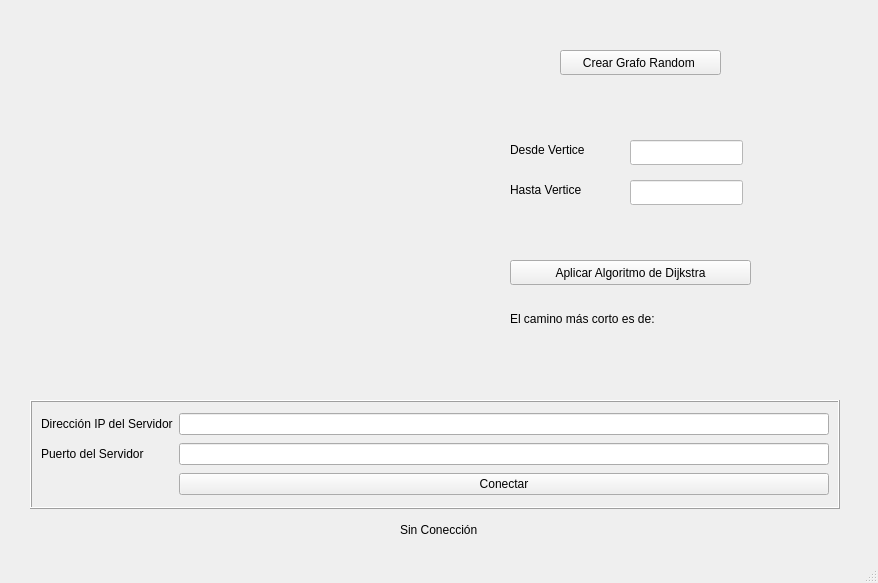
Guillen00/Algoritmo-y-Estructura-de-Datos-2, file ClienteServidor-master/mainwindow.ui: the form before one commit.
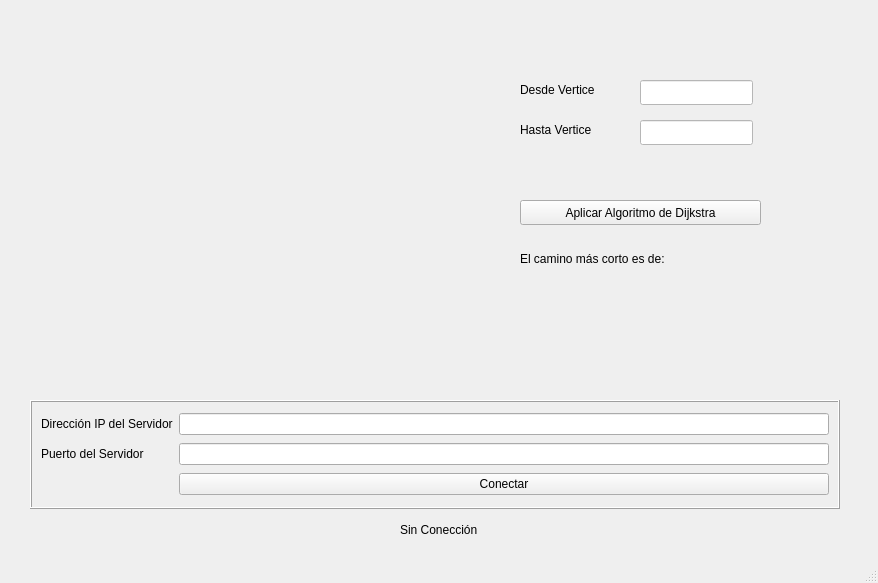
The form after the commit.

The edit to the form file:
```diff
--- a/ClienteServidor-master/mainwindow.ui
+++ b/ClienteServidor-master/mainwindow.ui
@@ -17,8 +17,8 @@
    <widget class="QLabel" name="resultado">
     <property name="geometry">
      <rect>
-      <x>700</x>
-      <y>310</y>
+      <x>710</x>
+      <y>250</y>
       <width>67</width>
       <height>17</height>
      </rect>
@@ -30,8 +30,8 @@
    <widget class="QLabel" name="label">
     <property name="geometry">
      <rect>
-      <x>510</x>
-      <y>140</y>
+      <x>520</x>
+      <y>80</y>
       <width>101</width>
       <height>20</height>
      </rect>
@@ -43,8 +43,8 @@
    <widget class="QPushButton" name="dikstra">
     <property name="geometry">
      <rect>
-      <x>510</x>
-      <y>260</y>
+      <x>520</x>
+      <y>200</y>
       <width>241</width>
       <height>25</height>
      </rect>
@@ -56,8 +56,8 @@
    <widget class="QLineEdit" name="vertice1">
     <property name="geometry">
      <rect>
-      <x>630</x>
-      <y>140</y>
+      <x>640</x>
+      <y>80</y>
       <width>113</width>
       <height>25</height>
      </rect>
@@ -69,8 +69,8 @@
    <widget class="QLabel" name="label_2">
     <property name="geometry">
      <rect>
-      <x>510</x>
-      <y>180</y>
+      <x>520</x>
+      <y>120</y>
       <width>91</width>
       <height>20</height>
      </rect>
@@ -79,24 +79,11 @@
      <string>Hasta Vertice</string>
     </property>
    </widget>
-   <widget class="QPushButton" name="botoncrear">
-    <property name="geometry">
-     <rect>
-      <x>560</x>
-      <y>50</y>
-      <width>161</width>
-      <height>25</height>
-     </rect>
-    </property>
-    <property name="text">
-     <string>Crear Grafo Random </string>
-    </property>
-   </widget>
    <widget class="QLabel" name="label_3">
     <property name="geometry">
      <rect>
-      <x>510</x>
-      <y>310</y>
+      <x>520</x>
+      <y>250</y>
       <width>181</width>
       <height>17</height>
      </rect>
@@ -108,8 +95,8 @@
    <widget class="QLineEdit" name="vertice2">
     <property name="geometry">
      <rect>
-      <x>630</x>
-      <y>180</y>
+      <x>640</x>
+      <y>120</y>
       <width>113</width>
       <height>25</height>
      </rect>
```
